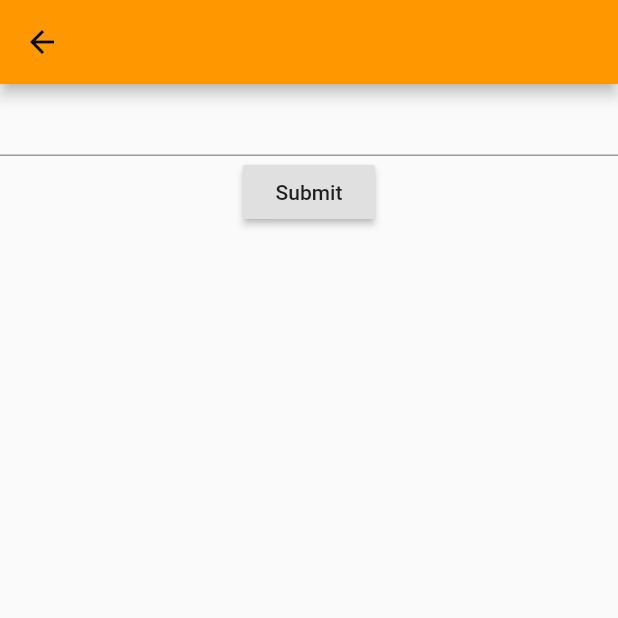
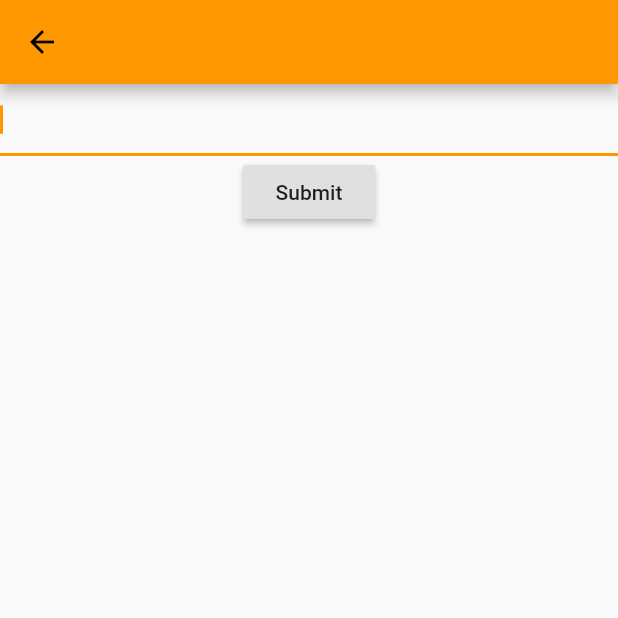
Before and after one commit to adimit/elqeqe, a Flutter app: the screen it shows after launch, after a tap on the "add" icon, on a phone screen of 412 x 824 dp, the top half of it. Run offline on Flutter 3.47's test engine with Material 2 defaults, Android fonts, the phone set to English and light mode, and no system bars; our stand-ins replace sqflite, timeago; accounts and stored records are empty.

Commit message:
Add text values from form to the list

```diff
--- a/lib/main.dart
+++ b/lib/main.dart
@@ -42,12 +42,25 @@ void main() async {
 }
 
 class EditNoteForm extends StatefulWidget {
+  final void Function(String) saveValue;
+
+  EditNoteForm({this.saveValue});
   @override
-  State<StatefulWidget> createState() => EditNoteState();
+  State<StatefulWidget> createState() => EditNoteState(saveValue: saveValue);
 }
 
 class EditNoteState extends State<EditNoteForm> {
   final _formKey = GlobalKey<FormState>();
+  final _noteEditingController = TextEditingController();
+  final void Function(String) saveValue;
+
+  EditNoteState({this.saveValue});
+
+  @override
+  void dispose() {
+    _noteEditingController.dispose();
+    super.dispose();
+  }
 
   @override
   Widget build(BuildContext context) => Scaffold(
@@ -56,6 +69,8 @@ class EditNoteState extends State<EditNoteForm> {
           key: _formKey,
           child: Column(children: <Widget>[
             TextFormField(
+              controller: _noteEditingController,
+              autofocus: true,
               validator: (value) {
                 if (value.isEmpty) {
                   return 'Please enter some text';
@@ -63,10 +78,14 @@ class EditNoteState extends State<EditNoteForm> {
                 return null;
               },
             ),
-            RaisedButton(onPressed: () {
-                if (_formKey.currentState.validate()) {
-                }
-              }, child: Text('Submit'))
+            RaisedButton(
+                onPressed: () {
+                  if (_formKey.currentState.validate()) {
+                    saveValue(_noteEditingController.text);
+                    Navigator.of(context).pop();
+                  }
+                },
+                child: Text('Submit'))
           ])));
 }
 
@@ -94,8 +113,9 @@ class MyHomePage extends StatefulWidget {
   _MyHomePageState createState() => _MyHomePageState(database: database);
 }
 
-Route _createRoute() => PageRouteBuilder(
-    pageBuilder: (context, animation, secondaryAnimation) => EditNoteForm(),
+Route _createRoute(void Function(String) saveValue) => PageRouteBuilder(
+    pageBuilder: (context, animation, secondaryAnimation) =>
+        EditNoteForm(saveValue: saveValue),
     transitionsBuilder: (context, animation, secondaryAnimation, child) {
       final begin = Offset(0.0, 1.0);
       final end = Offset.zero;
@@ -166,7 +186,12 @@ class _MyHomePageState extends State<MyHomePage> {
           }),
       floatingActionButton: FloatingActionButton(
         onPressed: () {
-          Navigator.of(context).push(_createRoute());
+          Navigator.of(context).push(_createRoute((value) async {
+            await _insertNote(NotePartial(
+                text: value,
+                localTimestamp: DateTime.now().millisecondsSinceEpoch));
+            _replayState();
+          }));
         },
         tooltip: 'Increment',
         child: Icon(Icons.add),
```
